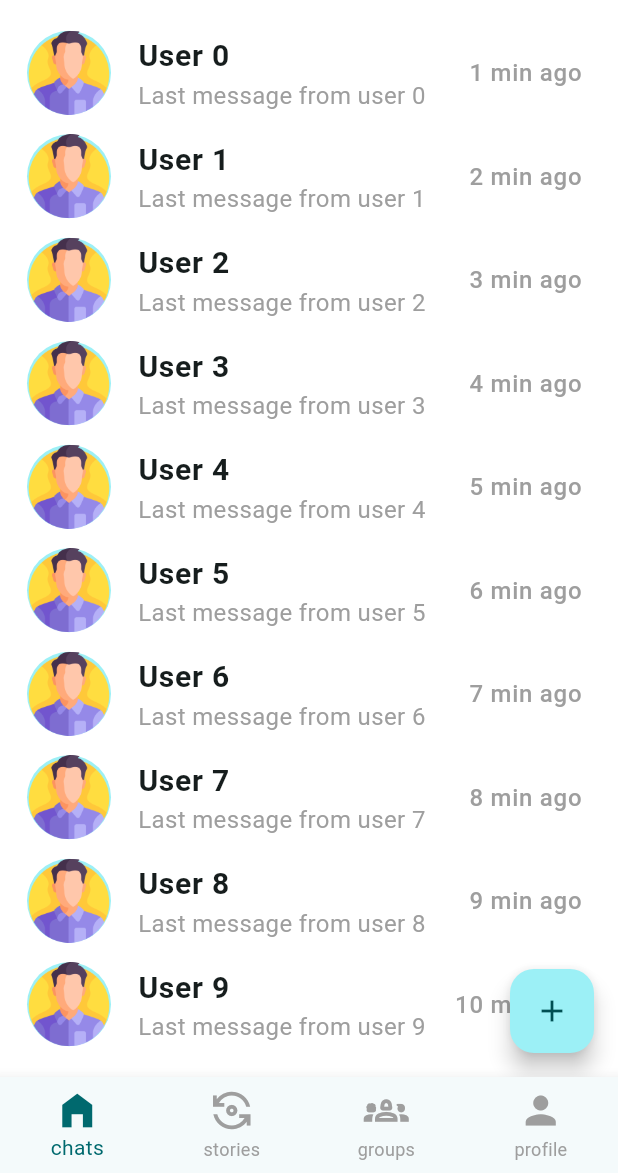
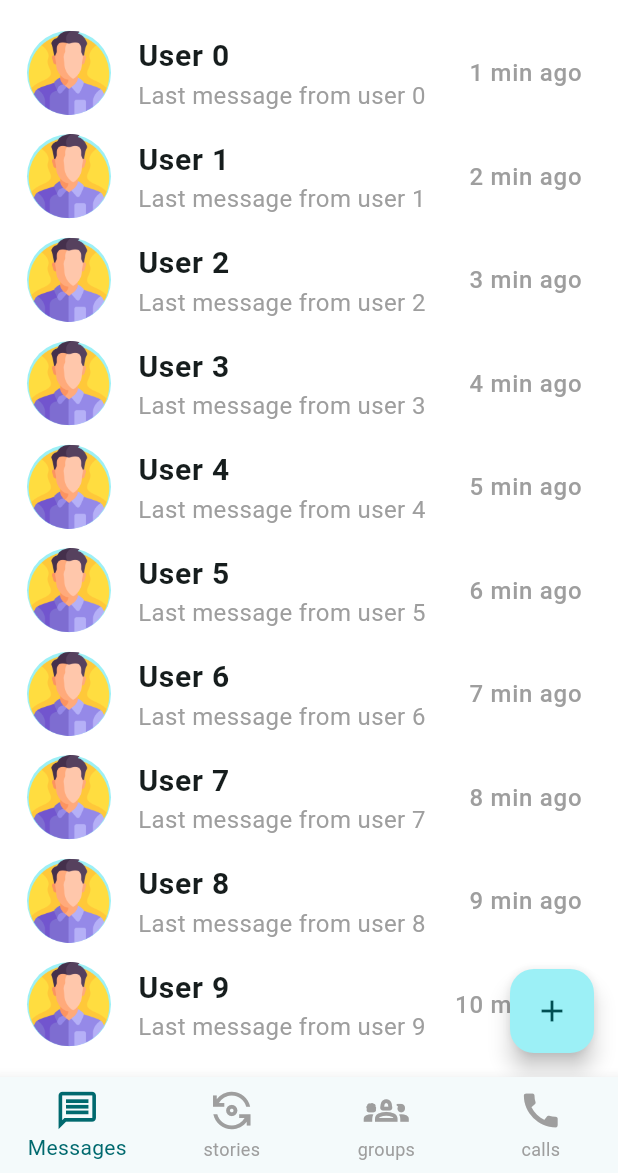
Before and after one commit to aabdelsalam854/chat_app_master, a Flutter app: the MainScreen screen opened by its route, on a phone screen of 412 x 824 dp, the part 63-1236 px from its top. Run offline on Flutter 3.47's test engine with Material 3 defaults, Android fonts, the phone set to English and light mode, and no system bars; our stand-ins replace audioplayers, bloc, camera, carousel_slider, chewie, cloud_firestore and 15 more; missing offline and left inert: encrypt, flutter_facebook_auth, flutter_pdfview, record; accounts and stored records are empty; Roboto replaces fonts that are missing (Cairo).

Commit message:
feat: Update encryption constants for consistency, modify bottom navigation labels and icons, and implement CallCubit and CallState classes

```diff
--- a/lib/core/encryption/encryption.dart
+++ b/lib/core/encryption/encryption.dart
@@ -1,7 +1,7 @@
 import 'package:encrypt/encrypt.dart';
 
-const String _iv = 'hrApp1**@@';
-const String _passKey = '@@1**hrApp';
+const String _iv = '1234567890123456';
+const String _passKey = 'hrAppKey12345678';
 
 extension EncryptionToString on String {
   String? decrypt() {
--- a/lib/home/presentation/views/user_main_screen.dart
+++ b/lib/home/presentation/views/user_main_screen.dart
@@ -39,8 +39,8 @@ class MainScreenState extends State<MainScreen> {
           onItemTapped: _onItemTapped,
           items: [
             BottomNavigationBarItem(
-              icon: const Icon(Icons.home_filled, size: 30),
-              label: "chats",
+              icon: const Icon(Icons.message_outlined, size: 30),
+              label: "Messages",
             ),
             BottomNavigationBarItem(
               icon: const Icon(Icons.flip_camera_android_outlined, size: 30),
@@ -51,8 +51,8 @@ class MainScreenState extends State<MainScreen> {
               label: "groups",
             ),
             BottomNavigationBarItem(
-              icon: const Icon(Icons.person, size: 30),
-              label: "profile",
+              icon: const Icon(Icons.call, size: 30),
+              label: "calls",
             ),
           ],
         ));
```
Also changed, not shown: lib/features/call/presentation/cubit/call_cubit.dart (added, +8 -0 lines), lib/features/call/presentation/cubit/call_state.dart (added, +10 -0 lines).
